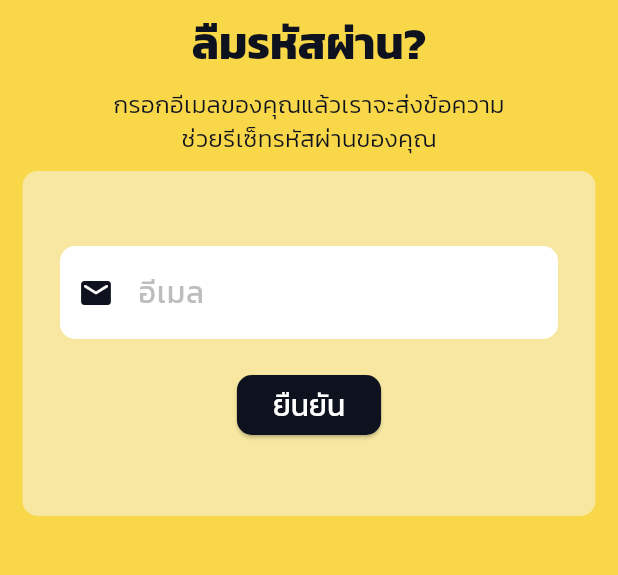
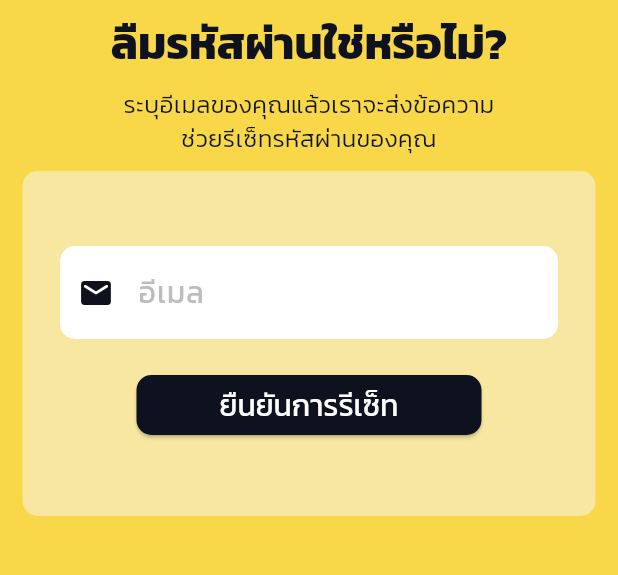
Before and after one commit to thg1rb/my-recipe, a Flutter app: the screen it shows after launch, after a tap on "ลืมรหัสผ่าน?", on a phone screen of 412 x 824 dp, the part 414-989 px from its top. Run offline on Flutter 3.47's test engine with Material 3 defaults, Android fonts, the phone set to English and light mode, and no system bars; our stand-ins replace cloud_firestore, firebase_auth, firebase_core, flutter_markdown, flutter_riverpod, google_sign_in and 4 more; accounts and stored records are empty.

Commit message:
Fix styles

```diff
--- a/lib/screens/forgot_password_screen.dart
+++ b/lib/screens/forgot_password_screen.dart
@@ -26,7 +26,7 @@ class _ForgotPasswordState extends State<ForgotPassword> {
             SizedBox(
               width: double.infinity,
               child: Text(
-                "ลืมรหัสผ่าน?",
+                "ลืมรหัสผ่านใช่หรือไม่?",
                 style: Theme.of(context).textTheme.headlineLarge,
                 textAlign: TextAlign.center,
               ),
@@ -34,8 +34,10 @@ class _ForgotPasswordState extends State<ForgotPassword> {
             Center(
               child: Column(
                 children: [
-                  Text('กรอกอีเมลของคุณแล้วเราจะส่งข้อความ'),
-                  Text('ช่วยรีเซ็ทรหัสผ่านของคุณ'),
+                  Text(
+                    'ระบุอีเมลของคุณแล้วเราจะส่งข้อความ\nช่วยรีเซ็ทรหัสผ่านของคุณ',
+                    textAlign: TextAlign.center,
+                  ),
                 ],
               ),
             ),
@@ -94,7 +96,7 @@ class _ResetFormState extends State<ResetForm> {
               ),
               validator: (value) {
                 if (value == null || value.isEmpty || !value.contains("@")) {
-                  return "กรุณาระบุอีเมลล์";
+                  return "กรุณาระบุอีเมล";
                 }
                 return null;
               },
@@ -102,7 +104,9 @@ class _ResetFormState extends State<ResetForm> {
             ),
           ),
           SizedBox(height: 20),
-          ElevatedButton(
+          SizedBox(
+            width: 230,
+            child: ElevatedButton(
               onPressed:
                   isSending
                       ? null
@@ -115,12 +119,32 @@ class _ResetFormState extends State<ResetForm> {
                             await _auth.sendPasswordResetLink(_email.text);
                             ScaffoldMessenger.of(context).showSnackBar(
                               SnackBar(
-                              content: Text("ส่งอีเมลรีเซ็ทรหัสผ่านเสร็จสิ้น"),
+                                content: Text(
+                                  "✅ ส่งอีเมลรีเซ็ทรหัสผ่านเสร็จสิ้น",
+                                  textAlign: TextAlign.center,
+                                  style: TextStyle(
+                                    color:
+                                        Theme.of(context).colorScheme.onSurface,
+                                  ),
+                                ),
+                                backgroundColor:
+                                    Theme.of(context).colorScheme.onPrimary,
                               ),
                             );
                           } catch (e) {
                             ScaffoldMessenger.of(context).showSnackBar(
-                            SnackBar(content: Text("เกิดข้อผิดพลาด กรุณาลองใหม่")),
+                              SnackBar(
+                                content: Text(
+                                  "❌ เกิดข้อผิดพลาด กรุณาลองใหม่",
+                                  textAlign: TextAlign.center,
+                                  style: TextStyle(
+                                    color:
+                                        Theme.of(context).colorScheme.onPrimary,
+                                  ),
+                                ),
+                                backgroundColor:
+                                    Theme.of(context).colorScheme.onError,
+                              ),
                             );
                           } finally {
                             setState(() {
@@ -129,9 +153,24 @@ class _ResetFormState extends State<ResetForm> {
                           }
                         }
                       },
-            child: isSending
-                  ? CircularProgressIndicator(strokeWidth: 3,)
-                  : Text('ยืนยัน'),
+              child:
+                  isSending
+                      ? Row(
+                        mainAxisAlignment: MainAxisAlignment.spaceEvenly,
+                        children: [
+                          SizedBox(
+                            width: 20,
+                            height: 20,
+                            child: CircularProgressIndicator(
+                              strokeWidth: 3,
+                              color: Theme.of(context).colorScheme.onPrimary,
+                            ),
+                          ),
+                          Text("กำลังดำเนินการ..."),
+                        ],
+                      )
+                      : Text('ยืนยันการรีเซ็ท'),
+            ),
           ),
         ],
       ),
--- a/lib/screens/home_screen.dart
+++ b/lib/screens/home_screen.dart
@@ -17,7 +17,6 @@ class HomeScreen extends StatelessWidget {
     return Scaffold(
       floatingActionButton: IconButton(
         onPressed: () {
-          // TODO: Navigate to Create Recipe Screen
           Navigator.of(context).push(createRoute());
         },
         icon: Icon(Icons.add_rounded, size: 35),
--- a/lib/screens/login_screen.dart
+++ b/lib/screens/login_screen.dart
@@ -88,14 +88,14 @@ class _LoginFormState extends State<_LoginForm> {
                     if (value == null ||
                         value.isEmpty ||
                         !value.contains("@")) {
-                      return "กรุณาระบุอีเมลล์";
+                      return "กรุณาระบุอีเมล";
                     }
                     return null;
                   },
                   keyboardType: TextInputType.emailAddress,
                   autocorrect: false,
                   decoration: InputDecoration(
-                    hintText: "อีเมลล์",
+                    hintText: "อีเมล",
                     hintStyle: TextStyle(color: Colors.grey[400]),
                     filled: true,
                     fillColor: Colors.white,
@@ -148,6 +148,26 @@ class _LoginFormState extends State<_LoginForm> {
                         _isObsecureText
                             ? Icons.visibility_rounded
                             : Icons.visibility_off_rounded,
+                      ),
+                    ),
+                  ),
+                ),
+                GestureDetector(
+                  onTap: () {
+                    Navigator.push(
+                      context,
+                      MaterialPageRoute(builder: (context) => ForgotPassword()),
+                    );
+                  },
+                  child: SizedBox(
+                    width: double.infinity,
+                    child: Text(
+                      "ลืมรหัสผ่าน?",
+                      textAlign: TextAlign.center,
+                      style: Theme.of(context).textTheme.bodyMedium?.copyWith(
+                        color: Colors.deepPurple,
+                        decoration: TextDecoration.underline,
+                        decorationColor: Colors.deepPurple,
                       ),
                     ),
                   ),
@@ -343,31 +363,12 @@ class _LoginFormState extends State<_LoginForm> {
                           SizedBox(width: 10),
                           Text(
                             "เข้าสู่ระบบด้วย Google",
-                            style: TextStyle(color: Colors.black)
+                            style: TextStyle(color: Colors.black),
                           ),
                         ],
                       ),
             ),
           ),
-          SizedBox(height: 10,),
-          GestureDetector(
-                      onTap: () {
-                        Navigator.push(
-                          context,
-                          MaterialPageRoute(
-                            builder: (context) => ForgotPassword(),
-                          ),
-                        );
-                      },
-                      child: Text(
-                        "ลืมรหัสผ่าน?",
-                        style: Theme.of(context).textTheme.bodyMedium?.copyWith(
-                          color: Colors.grey,
-                          decoration: TextDecoration.underline,
-                          decorationColor: Colors.grey,
-                        ),
-                      ),
-                    ),
         ],
       ),
     );
--- a/lib/screens/register_screen.dart
+++ b/lib/screens/register_screen.dart
@@ -86,7 +86,7 @@ class _RegisterFormState extends State<_RegisterForm> {
         color: Theme.of(context).colorScheme.surface.withAlpha(128),
         borderRadius: BorderRadius.circular(10),
       ),
-      padding: EdgeInsets.symmetric(vertical: 50, horizontal: 25),
+      padding: EdgeInsets.symmetric(vertical: 20, horizontal: 25),
       child: Column(
         children: <Widget>[
           Form(
@@ -129,14 +129,14 @@ class _RegisterFormState extends State<_RegisterForm> {
                     if (value == null ||
                         value.isEmpty ||
                         !value.contains("@")) {
-                      return "กรุณาระบุอีเมลล์";
+                      return "กรุณาระบุอีเมล";
                     }
                     return null;
                   },
                   keyboardType: TextInputType.emailAddress,
                   autocorrect: false,
                   decoration: InputDecoration(
-                    hintText: "อีเมลล์",
+                    hintText: "อีเมล",
                     hintStyle: TextStyle(color: Colors.grey[400]),
                     filled: true,
                     fillColor: Colors.white,
```
Also changed, not shown: lib/screens/contact_us_screen.dart (+23 -15 lines), lib/screens/home.dart (deleted, +0 -161 lines), lib/screens/recipe_screen.dart (+6 -9 lines). Lines whose indentation alone changed are shown as unchanged.
